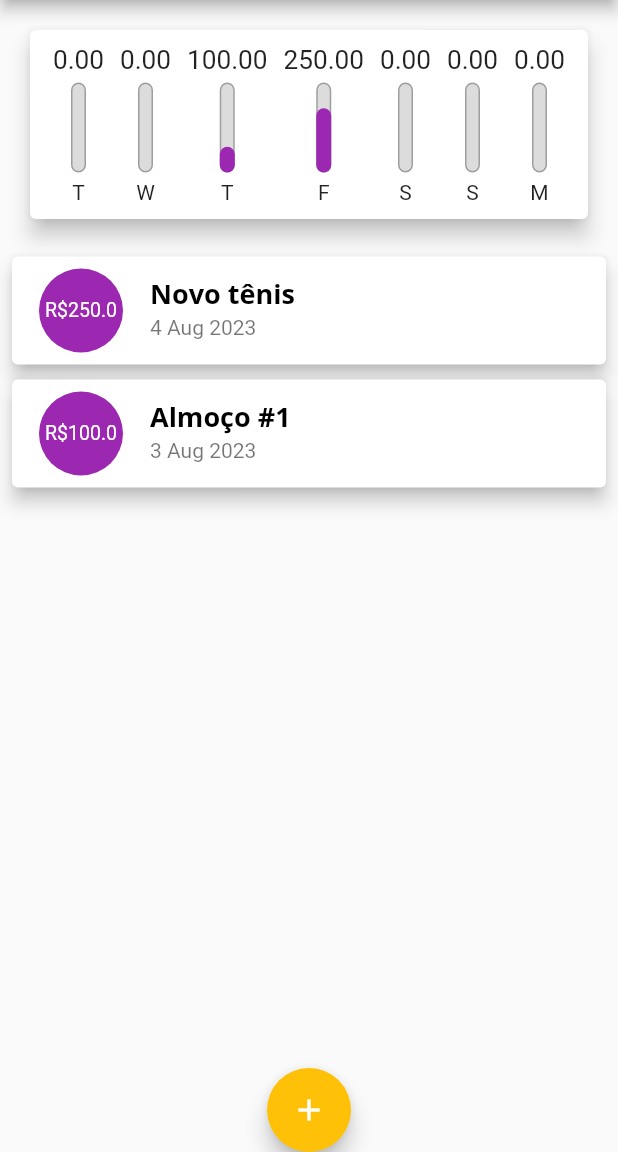
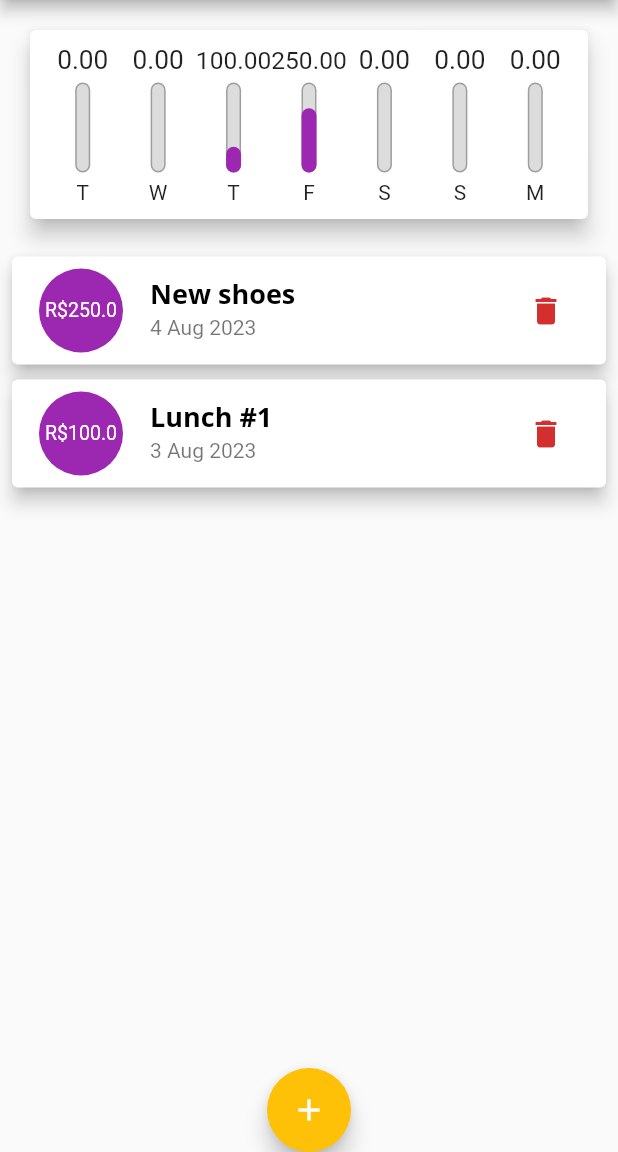
Before and after one commit to santanapaulo/flutter_expenses, a Flutter app: the screen it shows after launch, on a phone screen of 412 x 824 dp, the part 84-1236 px from its top. Run offline on Flutter 3.47's test engine with Material 2 defaults, Android fonts, the phone set to English and light mode, and no system bars; our stand-ins replace device_preview.

Commit message:
deleting transaction

```diff
--- a/lib/components/chart.dart
+++ b/lib/components/chart.dart
@@ -43,10 +43,14 @@ class Chart extends StatelessWidget {
         child: Row(
           mainAxisAlignment: MainAxisAlignment.spaceAround,
           children: groupedTransactions
-              .map((transaction) => ChartBar(
-                  value: transaction['value'],
-                  label: transaction['day'].toString(),
-                  percentage: transaction['value'] / _weekTotalValue))
+              .map((transaction) => Expanded(
+                    child: ChartBar(
+                        value: transaction['value'],
+                        label: transaction['day'].toString(),
+                        percentage: _weekTotalValue == 0
+                            ? 0
+                            : transaction['value'] / _weekTotalValue),
+                  ))
               .toList(),
         ),
       ),
--- a/lib/components/transaction_list.dart
+++ b/lib/components/transaction_list.dart
@@ -3,7 +3,11 @@ import 'package:flutter/material.dart';
 import 'package:intl/intl.dart';
 
 class TransactionList extends StatelessWidget {
-  const TransactionList({super.key, required this.transactions});
+  final void Function(String) onDeleteTransaction;
+  const TransactionList(
+      {super.key,
+      required this.transactions,
+      required this.onDeleteTransaction});
 
   final List<Transaction> transactions;
 
@@ -56,6 +60,13 @@ class TransactionList extends StatelessWidget {
                       style: Theme.of(context).textTheme.titleLarge,
                     ),
                     subtitle: Text(DateFormat('d MMM y').format(tr.date)),
+                    trailing: IconButton(
+                      onPressed: () {
+                        onDeleteTransaction(tr.id);
+                      },
+                      icon: const Icon(Icons.delete),
+                      color: Theme.of(context).colorScheme.error,
+                    ),
                   ),
                 );
               },
--- a/lib/main.dart
+++ b/lib/main.dart
@@ -64,12 +64,12 @@ class _MyHomePageState extends State<MyHomePage> {
   final List<Transaction> _transactions = [
     Transaction(
         id: 'id1',
-        title: 'Novo tênis',
+        title: 'New shoes',
         value: 250,
         date: DateTime.now().subtract(const Duration(days: 3))),
     Transaction(
         id: 'id2',
-        title: 'Almoço #1',
+        title: 'Lunch #1',
         value: 100,
         date: DateTime.now().subtract(const Duration(days: 4))),
   ];
@@ -81,18 +81,24 @@ class _MyHomePageState extends State<MyHomePage> {
         .toList();
   }
 
-  _addTransaction(String title, double value) {
+  _addTransaction(String title, double value, DateTime date) {
     final transaction = Transaction(
         id: Random().nextDouble().toString(),
         title: title,
         value: value,
-        date: DateTime.now());
+        date: date);
 
     setState(() {
       _transactions.add(transaction);
     });
 
     Navigator.of(context).pop();
+  }
+
+  _deleteTransaction(String id) {
+    setState(() {
+      _transactions.removeWhere((element) => element.id == id);
+    });
   }
 
   _openTransactionFormModal(BuildContext context) {
@@ -118,7 +124,10 @@ class _MyHomePageState extends State<MyHomePage> {
           SizedBox(
             child: Chart(recentsTransactions: _recentsTransactions),
           ),
-          TransactionList(transactions: _transactions),
+          TransactionList(
+            transactions: _transactions,
+            onDeleteTransaction: _deleteTransaction,
+          ),
         ]),
       ),
       floatingActionButton: FloatingActionButton(
```
Also changed, not shown: lib/components/transaction_form.dart (+4 -4 lines).
